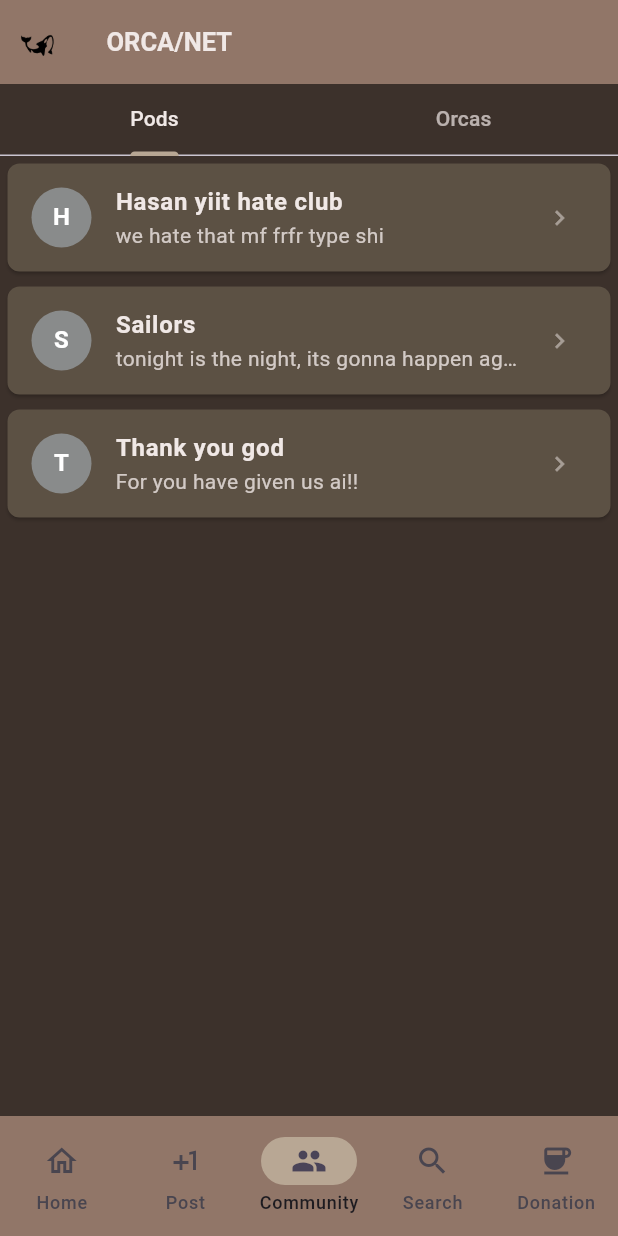
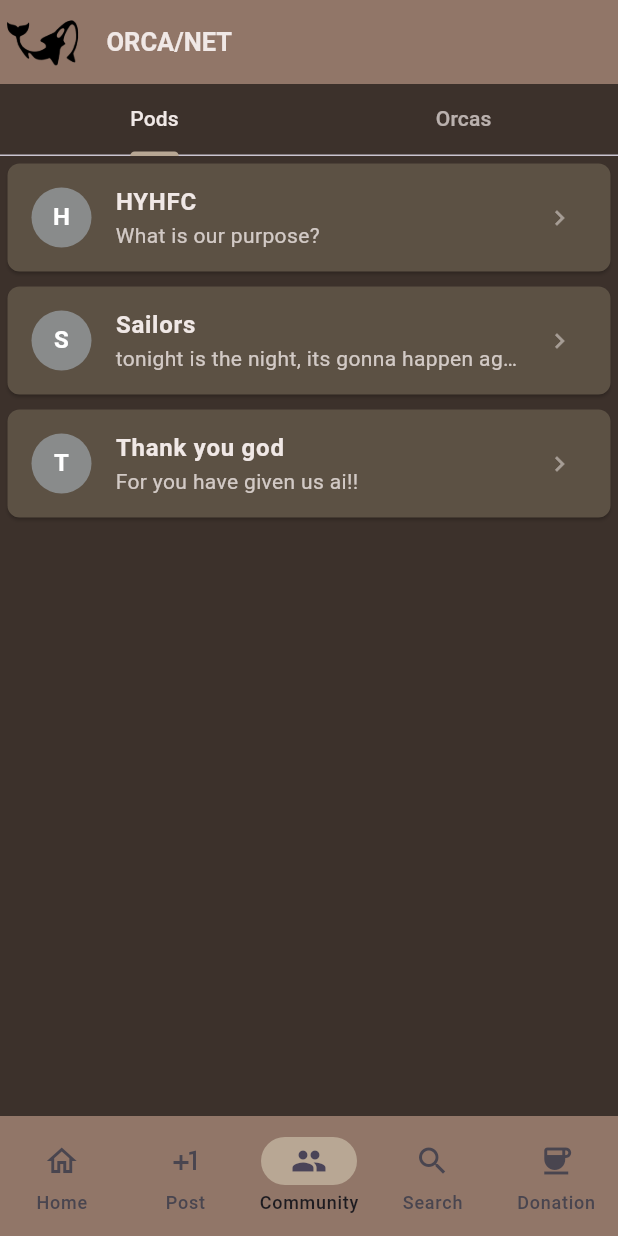
Before and after one commit to M-ismail83/Orcanet, a Flutter app: the screen it shows after launch, item 3 of the bottom bar chosen, on a phone screen of 412 x 824 dp. Run offline on Flutter 3.47's test engine with Material 3 defaults, Android fonts, the phone set to English and light mode, and no system bars; our stand-ins replace cloud_firestore, firebase_auth, firebase_core, shared_preferences, stroke_text; accounts and stored records are empty.

Commit message:
Made changes for the presentation

```diff
--- a/lib/chatPage.dart
+++ b/lib/chatPage.dart
@@ -11,12 +11,12 @@ class ChatRoom {
 }
 
 final List<ChatRoom> allChats = [
-  ChatRoom('Hasan yiit hate club', 'we hate that mf frfr type shi', 'Pods'),
+  ChatRoom('HYHFC', 'What is our purpose?', 'Pods'),
   ChatRoom('Sailors', 'tonight is the night, its gonna happen again', 'Pods'),
   ChatRoom('Thank you god', 'For you have given us ai!!', 'Pods'),
-  ChatRoom('Ismail', 'Big Boss', 'Orcas'),
-  ChatRoom('Dildar', 'Big Bossette?', 'Orcas'),
-  ChatRoom('Deno', 'the msku urinal shi**er', 'Orcas'),
+  ChatRoom('Ismail', 'Neo', 'Orcas'),
+  ChatRoom('Dildar', 'Trinity', 'Orcas'),
+  ChatRoom('Deno', 'Morpheus', 'Orcas'),
 ];
 
 //idk what this is ai helped wit it
--- a/lib/feedPage.dart
+++ b/lib/feedPage.dart
@@ -129,7 +129,7 @@ class feedPage extends StatelessWidget {
                   image: AssetImage("lib/images/placeholder.jpg"),
                   title: "I need people",
                   bodyText:
-                      "Hello. I need exeactly 1313 people for my project and yes I have enough money and I'm fucin rich.",
+                      "Hello. I need exeactly 1313 people for my project and yes I have enough money and I'm rich.",
                   tags: tagList,
                   nameCard: nameCard(context, Image.asset("lib/images/placeholder.jpg"),"Steve", "Short desc"),
                   currentColorsPost: currentColors,
@@ -138,7 +138,7 @@ class feedPage extends StatelessWidget {
                   image: AssetImage("lib/images/placeholder.jpg"),
                   title: "I need people",
                   bodyText:
-                      "Hello. I need exeactly 1313 people for my project and yes I have enough money and I'm fucin rich.",
+                      "Hello. I need exeactly 1313 people for my project and yes I have enough money and I'm rich.",
                   tags: tagList,
                   nameCard: nameCard(context, Image.asset("lib/images/placeholder.jpg"),
                       "Steve", "Short desc"),
--- a/lib/main.dart
+++ b/lib/main.dart
@@ -113,9 +113,10 @@ Widget build(BuildContext context) {
               isDarkModeNotifier.value = !isDarkModeNotifier.value;
             },
             splashColor: Colors.transparent,
+            radius: 15,
             child: CircleAvatar(
               backgroundColor: currentColors['bar'],
-              backgroundImage: AssetImage("lib/images/Logo.png"),
+              backgroundImage: Image.asset("lib/images/Logo.png", fit: BoxFit.fill,).image
             ),
           ),
           leadingWidth: 55,
@@ -135,9 +136,11 @@ Widget build(BuildContext context) {
           feedPage(currentColors: currentColors),
           makePostPage(currentColors: currentColors),
           chatPage(currentColors: currentColors),
-          Feedandpodspage(),
-          const Center(
-            child: Text('Donation Page'),
+          Center(
+            child: Text('Search Page (WORK IN PROGRESS)', style: TextStyle(fontSize: 20, color: currentColors['text']),),
+          ),
+          Center(
+            child: Text('Donation Page (WORK IN PROGRESS)', style: TextStyle(fontSize: 20, color: currentColors['text'])),
           ),
         ][currentPageIndex],
       );
```
Also changed, not shown: lib/images/Logo.png.
